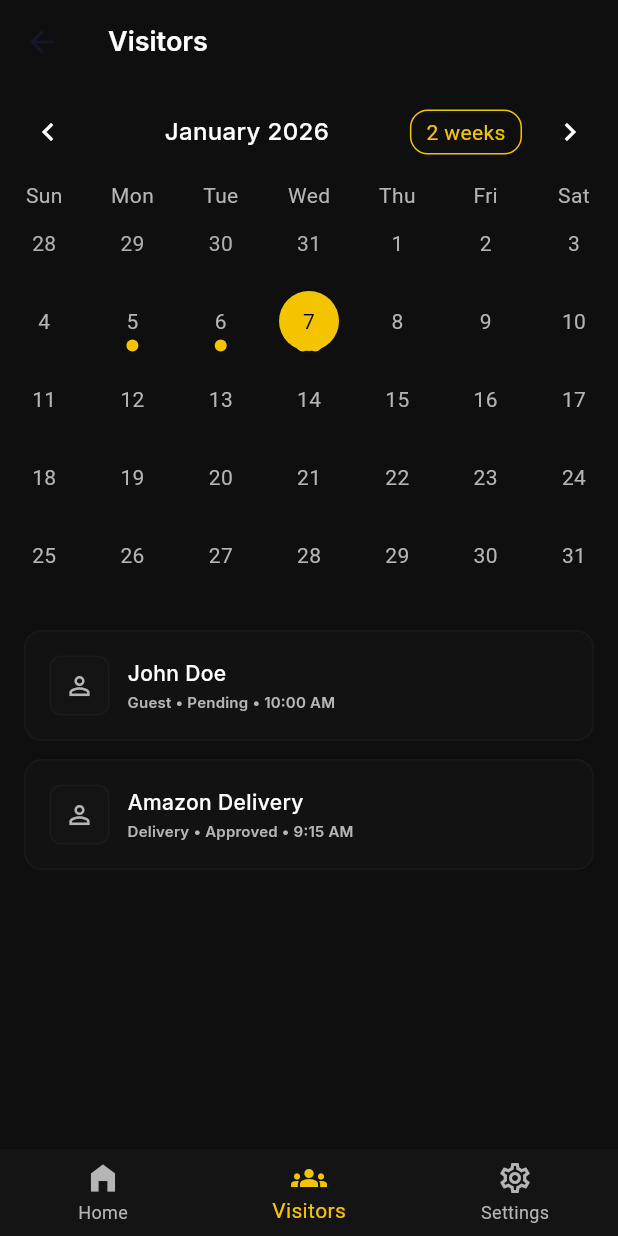
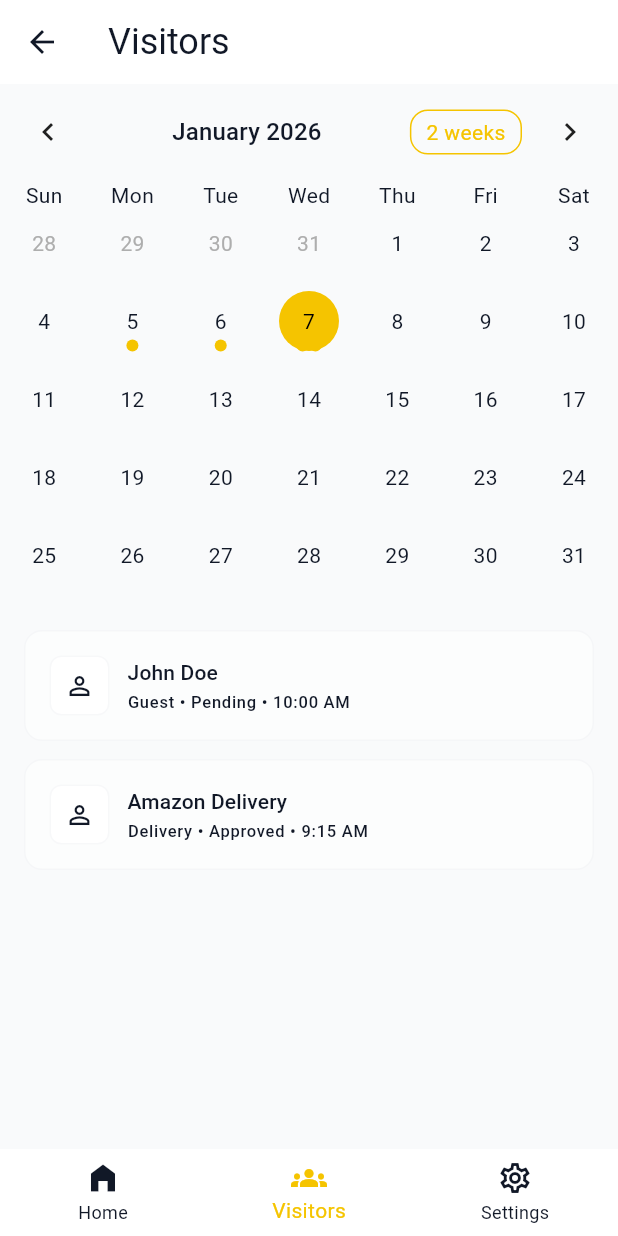
Before and after one commit to nikhilcherry/GuardRail, a Flutter app: the ResidentVisitorsScreen screen opened by its route, on a phone screen of 412 x 824 dp. Run offline on Flutter 3.47's test engine with Material 3 defaults, Android fonts, the phone set to English and light mode, and no system bars; drawn by our look-alikes of table_calendar; our stand-ins replace firebase_core, fl_chart, flutter_animate, flutter_dotenv, flutter_secure_storage, go_router and 8 more; missing offline and left inert: flutter_ringtone_player, mobile_scanner; accounts and stored records are empty.

Commit message:
Refactor resident screens to support light mode toggling
Replaced hardcoded `AppTheme` colors with `Theme.of(context)` references in `ResidentSettingsScreen`, `ResidentProfileScreen`, and `ResidentVisitorsScreen`. This ensures that the UI correctly adapts when the user toggles between Dark and Light modes.

```diff
--- a/lib/screens/resident/resident_visitors_screen.dart
+++ b/lib/screens/resident/resident_visitors_screen.dart
@@ -32,13 +32,13 @@ class _ResidentVisitorsScreenState extends State<ResidentVisitorsScreen> {
   @override
   Widget build(BuildContext context) {
     return Scaffold(
-      backgroundColor: AppTheme.backgroundDark,
+      backgroundColor: Theme.of(context).scaffoldBackgroundColor,
       appBar: AppBar(
-        backgroundColor: AppTheme.backgroundDark,
+        backgroundColor: Theme.of(context).appBarTheme.backgroundColor,
         elevation: 0,
         title: Text(
           'Visitors',
-          style: AppTheme.headlineSmall,
+          style: Theme.of(context).textTheme.headlineSmall,
         ),
       ),
       body: SafeArea(
@@ -79,36 +79,36 @@ class _ResidentVisitorsScreenState extends State<ResidentVisitorsScreen> {
                     return _getVisitorsForDay(allVisitors, day);
                   },
                   calendarStyle: CalendarStyle(
-                    defaultTextStyle: const TextStyle(color: AppTheme.textSecondary),
-                    weekendTextStyle: const TextStyle(color: AppTheme.textSecondary),
-                    selectedDecoration: const BoxDecoration(
-                      color: AppTheme.primary,
+                    defaultTextStyle: TextStyle(color: Theme.of(context).colorScheme.onSurfaceVariant),
+                    weekendTextStyle: TextStyle(color: Theme.of(context).colorScheme.onSurfaceVariant),
+                    selectedDecoration: BoxDecoration(
+                      color: Theme.of(context).primaryColor,
                       shape: BoxShape.circle,
                     ),
                     todayDecoration: BoxDecoration(
-                      color: AppTheme.primary.withOpacity(0.5),
+                      color: Theme.of(context).primaryColor.withOpacity(0.5),
                       shape: BoxShape.circle,
                     ),
                     selectedTextStyle: const TextStyle(color: Colors.black),
-                    markerDecoration: const BoxDecoration(
-                      color: AppTheme.primary,
+                    markerDecoration: BoxDecoration(
+                      color: Theme.of(context).primaryColor,
                       shape: BoxShape.circle,
                     ),
                   ),
                   headerStyle: HeaderStyle(
-                    formatButtonTextStyle: const TextStyle(color: AppTheme.primary),
+                    formatButtonTextStyle: TextStyle(color: Theme.of(context).primaryColor),
                     formatButtonDecoration: BoxDecoration(
-                      border: Border.all(color: AppTheme.primary),
+                      border: Border.all(color: Theme.of(context).primaryColor),
                       borderRadius: BorderRadius.circular(12.0),
                     ),
-                    leftChevronIcon: const Icon(Icons.chevron_left, color: AppTheme.textPrimary),
-                    rightChevronIcon: const Icon(Icons.chevron_right, color: AppTheme.textPrimary),
+                    leftChevronIcon: Icon(Icons.chevron_left, color: Theme.of(context).iconTheme.color),
+                    rightChevronIcon: Icon(Icons.chevron_right, color: Theme.of(context).iconTheme.color),
                     titleCentered: true,
-                    titleTextStyle: AppTheme.titleMedium,
+                    titleTextStyle: Theme.of(context).textTheme.titleMedium!,
                   ),
-                  daysOfWeekStyle: const DaysOfWeekStyle(
-                    weekdayStyle: TextStyle(color: AppTheme.textSecondary),
-                    weekendStyle: TextStyle(color: AppTheme.textSecondary),
+                  daysOfWeekStyle: DaysOfWeekStyle(
+                    weekdayStyle: TextStyle(color: Theme.of(context).colorScheme.onSurfaceVariant),
+                    weekendStyle: TextStyle(color: Theme.of(context).colorScheme.onSurfaceVariant),
                   ),
                 ),
                 const SizedBox(height: 16),
@@ -119,8 +119,8 @@ class _ResidentVisitorsScreenState extends State<ResidentVisitorsScreen> {
                             padding: const EdgeInsets.all(24),
                             child: Text(
                               'No visitors on this day.',
-                              style: AppTheme.bodyMedium.copyWith(
-                                color: AppTheme.textSecondary,
+                              style: Theme.of(context).textTheme.bodyMedium?.copyWith(
+                                color: Theme.of(context).colorScheme.onSurfaceVariant,
                               ),
                               textAlign: TextAlign.center,
                             ),
@@ -163,10 +163,10 @@ class _VisitorListItem extends StatelessWidget {
     return Container(
       padding: const EdgeInsets.all(16),
       decoration: BoxDecoration(
-        color: AppTheme.surfaceDark.withOpacity(0.5),
+        color: Theme.of(context).cardColor.withOpacity(0.5),
         borderRadius: BorderRadius.circular(12),
         border: Border.all(
-          color: AppTheme.borderDark.withOpacity(0.3),
+          color: Theme.of(context).dividerColor.withOpacity(0.3),
         ),
       ),
       child: Row(
@@ -175,15 +175,15 @@ class _VisitorListItem extends StatelessWidget {
             width: 40,
             height: 40,
             decoration: BoxDecoration(
-              color: AppTheme.surfaceDark,
+              color: Theme.of(context).cardColor,
               borderRadius: BorderRadius.circular(8),
               border: Border.all(
-                color: AppTheme.borderDark.withOpacity(0.3),
+                color: Theme.of(context).dividerColor.withOpacity(0.3),
               ),
             ),
-            child: const Icon(
+            child: Icon(
               Icons.person_outline,
-              color: AppTheme.textSecondary,
+              color: Theme.of(context).colorScheme.onSurfaceVariant,
               size: 20,
             ),
           ),
@@ -194,12 +194,12 @@ class _VisitorListItem extends StatelessWidget {
               children: [
                 Text(
                   visitor.name,
-                  style: AppTheme.titleSmall,
+                  style: Theme.of(context).textTheme.titleSmall,
                 ),
                 const SizedBox(height: 2),
                 Text(
                   '$typeLabel • $statusLabel • $timeLabel',
-                  style: AppTheme.labelSmall,
+                  style: Theme.of(context).textTheme.labelSmall,
                 ),
               ],
             ),
@@ -218,7 +218,7 @@ class _ResidentBottomNav extends StatelessWidget {
   @override
   Widget build(BuildContext context) {
     return BottomNavigationBar(
-      backgroundColor: AppTheme.surfaceDark,
+      backgroundColor: Theme.of(context).bottomNavigationBarTheme.backgroundColor ?? Theme.of(context).cardColor,
       elevation: 0,
       type: BottomNavigationBarType.fixed,
       items: const [
@@ -239,8 +239,8 @@ class _ResidentBottomNav extends StatelessWidget {
         ),
       ],
       currentIndex: currentIndex,
-      selectedItemColor: AppTheme.primary,
-      unselectedItemColor: AppTheme.textSecondary,
+      selectedItemColor: Theme.of(context).primaryColor,
+      unselectedItemColor: Theme.of(context).colorScheme.onSurfaceVariant,
       onTap: (index) {
         if (index == currentIndex) return;
         if (index == 0) {
```
Also changed, not shown: lib/screens/resident/resident_profile_screen.dart (+25 -25 lines), lib/screens/resident/resident_settings_screen.dart (+44 -44 lines).
